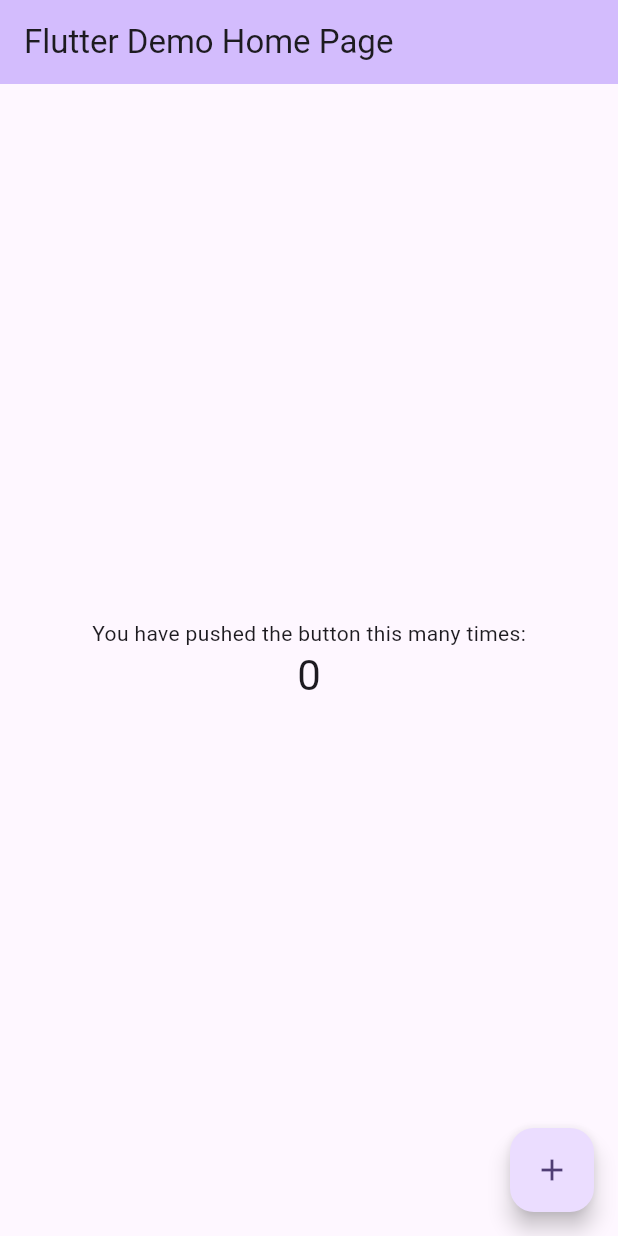
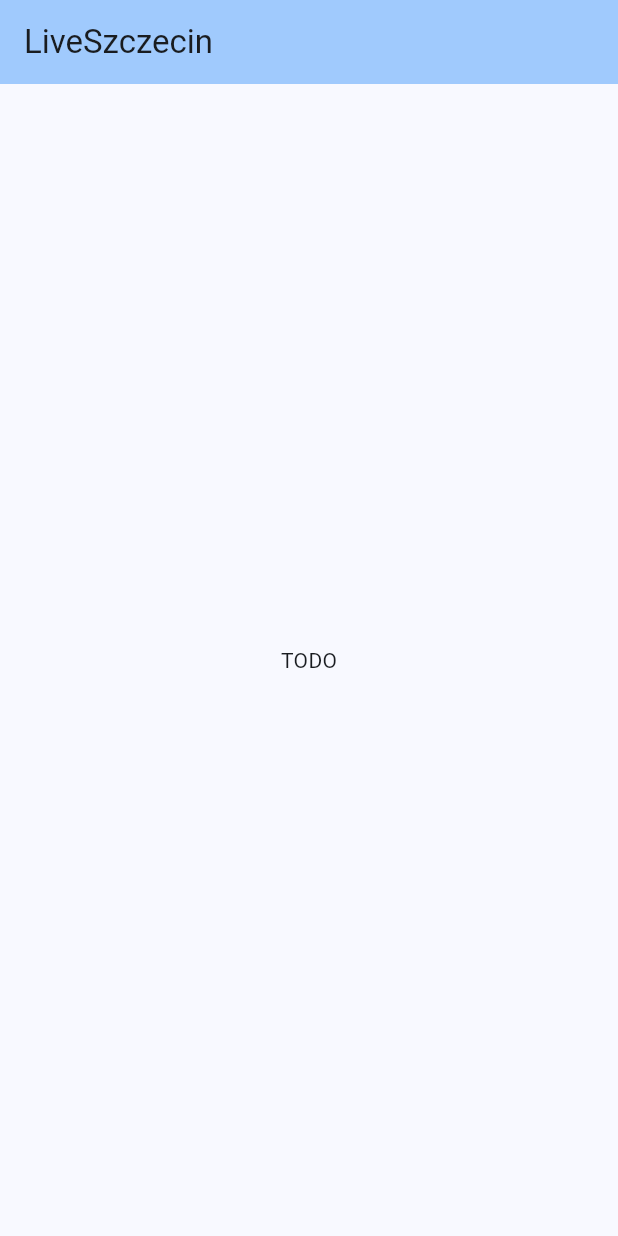
Before and after one commit to foxcompanypl/liveszczecin, a Flutter app: the screen it shows after launch, on a phone screen of 412 x 824 dp. Run offline on Flutter 3.47's test engine with Material 2 defaults, Android fonts, the phone set to English and light mode, and no system bars.

Commit message:
refactor: files tree

```diff
--- a/lib/main.dart
+++ b/lib/main.dart
@@ -1,6 +1,6 @@
 import 'package:flutter/material.dart';
-import './widgets/home.dart';
+import 'src/app.dart';
 
 void main() {
-  runApp(const Home());
+  runApp(const App());
 }
--- /dev/null
+++ b/lib/src/app.dart
@@ -0,0 +1,17 @@
+import 'package:flutter/material.dart';
+import 'routes.dart';
+
+class App extends StatelessWidget {
+  const App({super.key});
+
+  @override
+  Widget build(BuildContext context) {
+    return MaterialApp(
+        title: 'LiveSzczecin',
+        theme: ThemeData(
+          colorScheme: ColorScheme.fromSeed(seedColor: Colors.blue),
+          useMaterial3: true,
+        ),
+        routes: routes);
+  }
+}
--- /dev/null
+++ b/lib/src/routes.dart
@@ -0,0 +1,6 @@
+import 'package:flutter/material.dart';
+import 'widgets/home_widget.dart';
+
+var routes = <String, WidgetBuilder>{
+  '/': (context) => const HomeWidget(),
+};
--- /dev/null
+++ b/lib/src/widgets/home_widget.dart
@@ -0,0 +1,38 @@
+import 'package:flutter/material.dart';
+
+class HomeWidget extends StatefulWidget {
+  const HomeWidget({super.key});
+
+  @override
+  State<HomeWidget> createState() => _HomeWidgetState();
+}
+
+class _HomeWidgetState extends State<HomeWidget> {
+  int _counter = 0;
+
+  void _incrementCounter() {
+    setState(() {
+      _counter++;
+    });
+  }
+
+  @override
+  Widget build(BuildContext context) {
+    return Scaffold(
+      appBar: AppBar(
+        backgroundColor: Theme.of(context).colorScheme.inversePrimary,
+        title: const Text("LiveSzczecin"),
+      ),
+      body: const Center(
+        child: Column(
+          mainAxisAlignment: MainAxisAlignment.center,
+          children: <Widget>[
+            Text(
+              'TODO',
+            ),
+          ],
+        ),
+      ),
+    );
+  }
+}
--- a/lib/widgets/home.dart
+++ /dev/null
@@ -1,65 +0,0 @@
-import 'package:flutter/material.dart';
-
-class Home extends StatelessWidget {
-  const Home({super.key});
-
-  @override
-  Widget build(BuildContext context) {
-    return MaterialApp(
-      title: 'Flutter Demo',
-      theme: ThemeData(
-        colorScheme: ColorScheme.fromSeed(seedColor: Colors.deepPurple),
-        useMaterial3: true,
-      ),
-      home: const HomeState(title: 'Flutter Demo Home Page'),
-    );
-  }
-}
-
-class HomeState extends StatefulWidget {
-  const HomeState({super.key, required this.title});
-
-  final String title;
-
-  @override
-  State<HomeState> createState() => _MyHomePageState();
-}
-
-class _MyHomePageState extends State<HomeState> {
-  int _counter = 0;
-
-  void _incrementCounter() {
-    setState(() {
-      _counter++;
-    });
-  }
-
-  @override
-  Widget build(BuildContext context) {
-    return Scaffold(
-      appBar: AppBar(
-        backgroundColor: Theme.of(context).colorScheme.inversePrimary,
-        title: Text(widget.title),
-      ),
-      body: Center(
-        child: Column(
-          mainAxisAlignment: MainAxisAlignment.center,
-          children: <Widget>[
-            const Text(
-              'You have pushed the button this many times:',
-            ),
-            Text(
-              '$_counter',
-              style: Theme.of(context).textTheme.headlineMedium,
-            ),
-          ],
-        ),
-      ),
-      floatingActionButton: FloatingActionButton(
-        onPressed: _incrementCounter,
-        tooltip: 'Increment',
-        child: const Icon(Icons.add),
-      ),
-    );
-  }
-}
```
Also changed, not shown: lib/src/models/camera.dart (added, +18 -0 lines).
